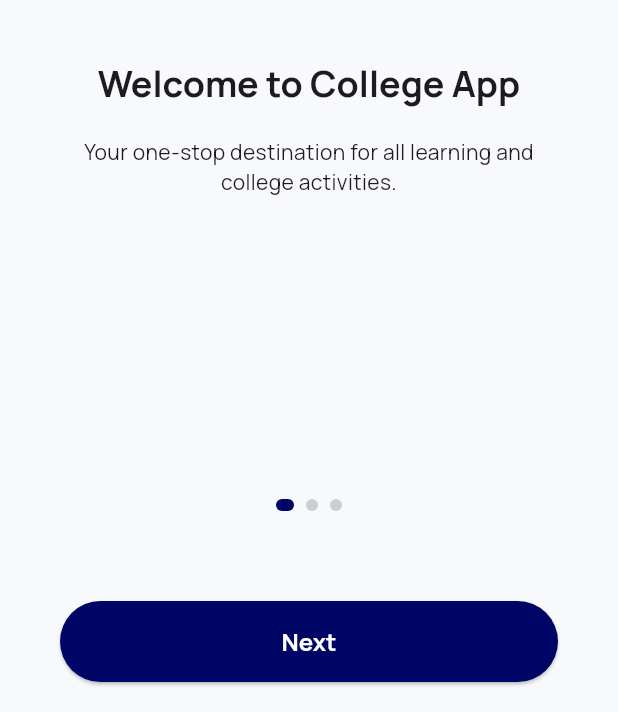
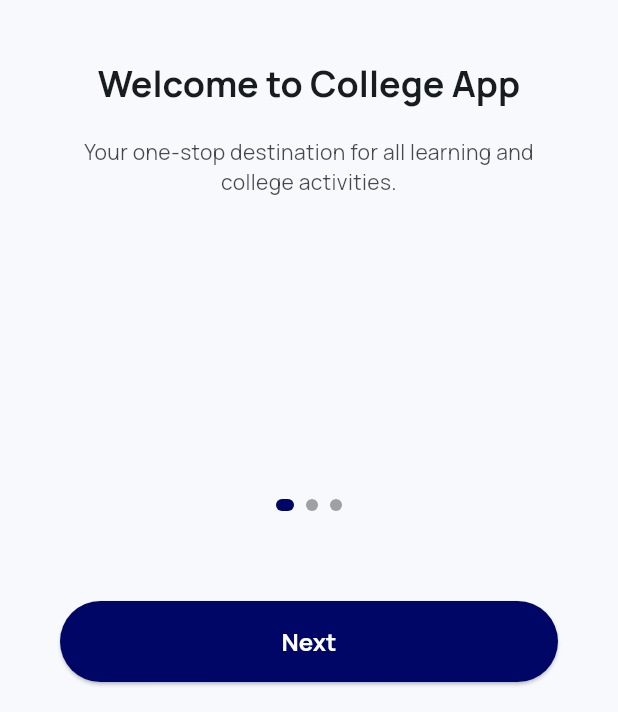
Before and after one commit to emmadochi/LCMCollegeApp, a Flutter app: the screen it shows after launch, on a phone screen of 412 x 824 dp, the part 524-1236 px from its top. Run offline on Flutter 3.47's test engine with Material 3 defaults, Android fonts, the phone set to English and light mode, and no system bars; our stand-ins replace cloud_firestore, file_picker, firebase_auth, firebase_core, firebase_messaging, firebase_storage and 9 more; accounts and stored records are empty.

Commit message:
Fix onboarding dark mode visibility

```diff
--- a/lib/core/theme/app_theme.dart
+++ b/lib/core/theme/app_theme.dart
@@ -32,6 +32,13 @@ class AppTheme {
         titleLarge: GoogleFonts.manrope(
           fontWeight: FontWeight.bold,
           color: onSurfaceColor,
+        ),
+        headlineSmall: GoogleFonts.manrope(
+          fontWeight: FontWeight.bold,
+          color: onSurfaceColor,
+        ),
+        bodyMedium: GoogleFonts.manrope(
+          color: onSurfaceColor.withOpacity(0.8),
         ),
       ),
       elevatedButtonTheme: ElevatedButtonThemeData(
@@ -74,6 +81,13 @@ class AppTheme {
           fontWeight: FontWeight.bold,
           color: const Color(0xFFE1E2E4),
         ),
+        headlineSmall: GoogleFonts.manrope(
+          fontWeight: FontWeight.bold,
+          color: const Color(0xFFE1E2E4),
+        ),
+        bodyMedium: GoogleFonts.manrope(
+          color: const Color(0xFFE1E2E4).withOpacity(0.8),
+        ),
       ),
       elevatedButtonTheme: ElevatedButtonThemeData(
         style: ElevatedButton.styleFrom(
--- a/lib/features/onboarding/presentation/pages/onboarding_page.dart
+++ b/lib/features/onboarding/presentation/pages/onboarding_page.dart
@@ -129,7 +129,7 @@ class _OnboardingPageState extends ConsumerState<OnboardingPage> {
                   decoration: BoxDecoration(
                     color: _currentIndex == index
                         ? Theme.of(context).colorScheme.primary
-                        : Theme.of(context).colorScheme.onSurface.withOpacity(0.2),
+                        : Theme.of(context).colorScheme.onSurface.withOpacity(0.4),
                     borderRadius: BorderRadius.circular(4),
                   ),
                 ),
```
